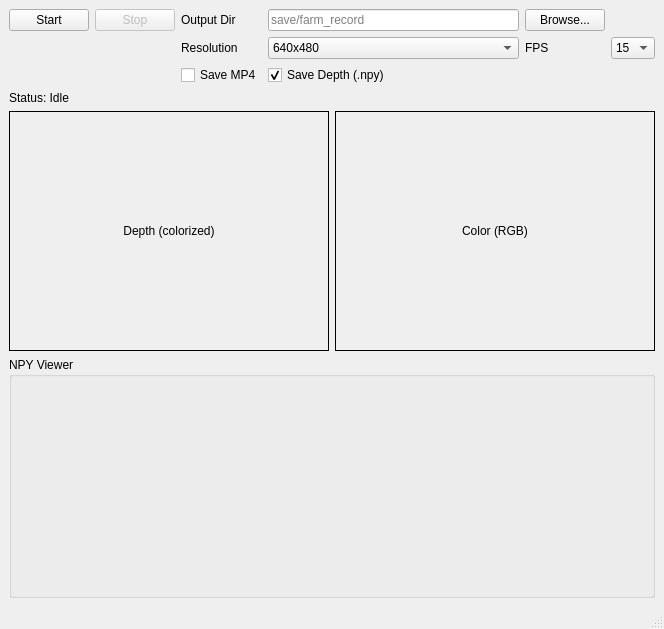
This is ui/main_window.ui in Huni0128/record_video as Qt 5 draws it before an edit. The edited form follows.
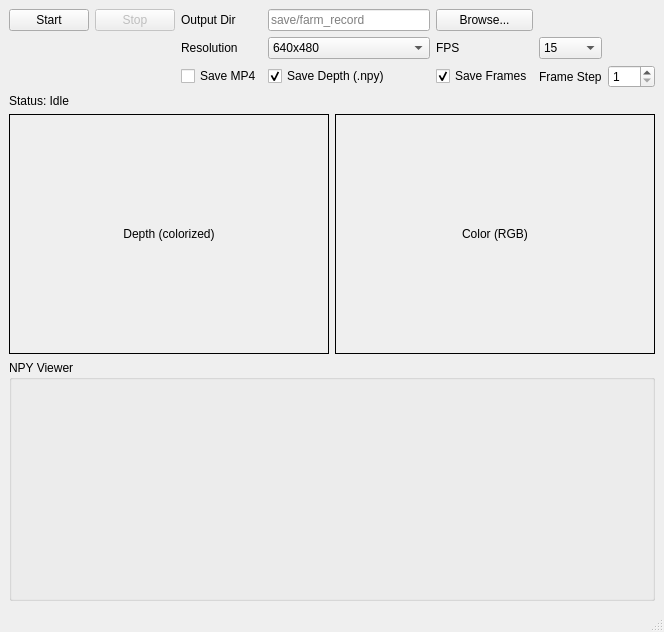
This is the edited form.

```diff
--- a/ui/main_window.ui
+++ b/ui/main_window.ui
@@ -75,8 +75,26 @@
         <property name="checked"><bool>true</bool></property>
        </widget>
       </item>
+      <item row="2" column="4">
+       <widget class="QCheckBox" name="chkSaveFrames">
+        <property name="text"><string>Save Frames</string></property>
+        <property name="checked"><bool>true</bool></property>
+       </widget>
+      </item>
+      <item row="2" column="5">
+       <widget class="QLabel" name="lblFrameStep">
+        <property name="text"><string>Frame Step</string></property>
+       </widget>
+      </item>
+      <item row="2" column="6">
+       <widget class="QSpinBox" name="spinFrameStep">
+        <property name="minimum"><number>1</number></property>
+        <property name="maximum"><number>120</number></property>
+        <property name="value"><number>1</number></property>
+       </widget>
+      </item>
 
-      <item row="3" column="0" colspan="6">
+      <item row="3" column="0" colspan="7">
        <widget class="QLabel" name="lblStatus">
         <property name="text"><string>Status: Idle</string></property>
        </widget>
```
